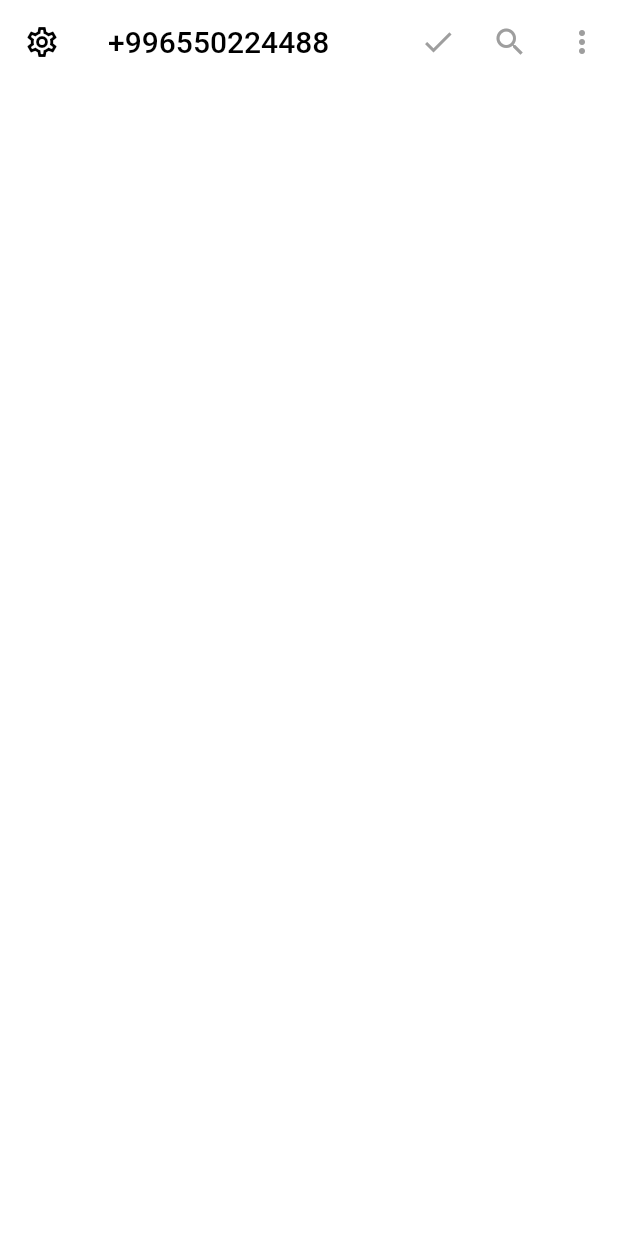
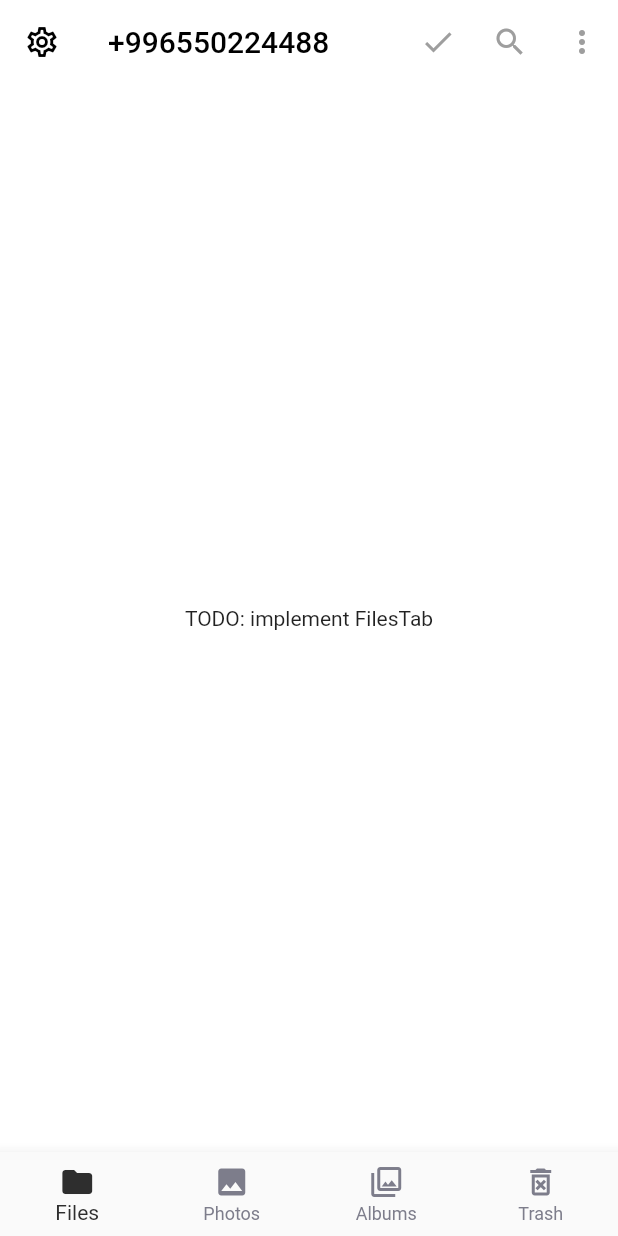
Before and after one commit to sultanmyrza/megacloud, a Flutter app: the HomePage screen opened directly, on a phone screen of 412 x 824 dp. Run offline on Flutter 3.47's test engine with Material 2 defaults, Android fonts, the phone set to English and light mode, and no system bars; our stand-ins replace easy_localization, flutter_countdown_timer, flutter_svg, pin_code_fields, toggle_switch.

Commit message:
add plahorder tabs

```diff
--- a/lib/main.dart
+++ b/lib/main.dart
@@ -1,6 +1,7 @@
 import 'package:easy_localization/easy_localization.dart';
 import 'package:flutter/material.dart';
 import 'package:megacloud/pages/authentication_page/one_time_pin_page.dart';
+import 'package:megacloud/pages/home_page/home_page.dart';
 
 Future<void> main() async {
   WidgetsFlutterBinding.ensureInitialized();
@@ -27,7 +28,7 @@ class MegaCloudApp extends StatelessWidget {
     return MaterialApp(
       title: 'Megacloud MVP 1.0',
       theme: ThemeData(primarySwatch: Colors.blue),
-      home: const OneTimePinPage(),
+      home: const HomePage(),
       localizationsDelegates: context.localizationDelegates,
       supportedLocales: context.supportedLocales,
       locale: context.locale,
--- a/lib/pages/home_page/files_tab.dart
+++ b/lib/pages/home_page/files_tab.dart
@@ -0,0 +1,15 @@
+import 'package:flutter/material.dart';
+
+class FilesTab extends StatefulWidget {
+  const FilesTab({Key? key}) : super(key: key);
+
+  @override
+  _FilesTabState createState() => _FilesTabState();
+}
+
+class _FilesTabState extends State<FilesTab> {
+  @override
+  Widget build(BuildContext context) {
+    return const Center(child: Text("TODO: implement FilesTab"));
+  }
+}
--- a/lib/pages/home_page/home_page.dart
+++ b/lib/pages/home_page/home_page.dart
@@ -1,5 +1,6 @@
 import 'package:flutter/material.dart';
 import 'package:megacloud/globals.dart' as globals;
+import 'package:megacloud/pages/home_page/files_tab.dart';
 
 class HomePage extends StatefulWidget {
   const HomePage({Key? key}) : super(key: key);
@@ -13,6 +14,13 @@ class HomePage extends StatefulWidget {
 }
 
 class _HomePageState extends State<HomePage> {
+  int _selectedIndex = 0;
+  void _onItemTapped(int index) {
+    setState(() {
+      _selectedIndex = index;
+    });
+  }
+
   @override
   Widget build(BuildContext context) {
     return Scaffold(
@@ -44,30 +52,40 @@ class _HomePageState extends State<HomePage> {
         backgroundColor: Colors.white,
         elevation: 0,
       ),
-      body: SafeArea(
-        child: Row(
-          children: [
-            Column(
-              children: [Expanded(child: Container())],
-            ),
-            // Column(children: [
-            //   Expanded(
-            //       child: ListView(
-            //     shrinkWrap: true,
-            //     children: [
-            //       Text(
-            //         'Файлы',
-            //         style:
-            //             TextStyle(fontSize: 20, fontWeight: FontWeight.bold),
-            //       ),
-            //     ],
-            //   ))
-            // ]),
-            Column(
-              children: [Expanded(child: Container())],
-            ),
-          ],
-        ),
+      body: _selectedIndex == 0
+          ? const FilesTab()
+          : Center(child: Text("TODO implement tab for $_selectedIndex")),
+      // TODO: rewrite with tab bar view if needed example brainfood app
+      bottomNavigationBar: BottomNavigationBar(
+        items: const <BottomNavigationBarItem>[
+          BottomNavigationBarItem(
+            icon: Icon(Icons.folder),
+            // TODO: add translations
+            label: 'Files',
+          ),
+          BottomNavigationBarItem(
+            icon: Icon(Icons.photo),
+            // TODO: add translations
+            label: 'Photos',
+          ),
+          BottomNavigationBarItem(
+            icon: Icon(Icons.photo_library_outlined),
+            // TODO: add translations
+            label: 'Albums',
+          ),
+          BottomNavigationBarItem(
+            icon: Icon(Icons.delete_forever_outlined),
+            // TODO: add translations
+            label: 'Trash',
+          ),
+        ],
+        type: BottomNavigationBarType.fixed,
+        // TODO: change selectedItemColor to more distinguishable color
+        // for example (megacom green color)
+        selectedItemColor: const Color(0xff2e2e2e),
+        unselectedItemColor: const Color(0xff7d7d8b),
+        currentIndex: _selectedIndex,
+        onTap: _onItemTapped,
       ),
     );
   }
```
Also changed, not shown: lib/pages/home_page/albums_tab.dart (added, +15 -0 lines), lib/pages/home_page/photos_tab.dart (+15 -0 lines), lib/pages/home_page/trash_tab.dart (added, +15 -0 lines).
